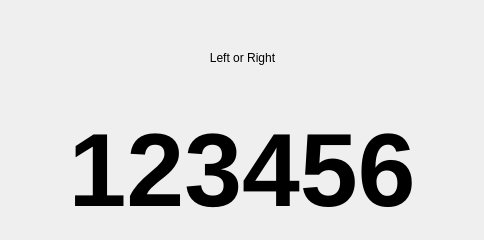
Old version of the form src/PageIndicator.ui in the repository ic005k/Knot-Legacy.
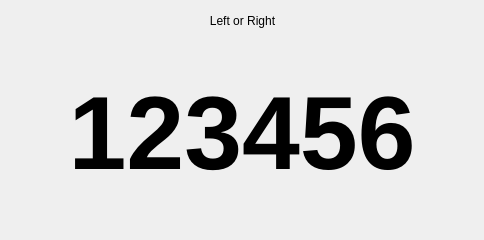
New version of the form.

```diff
--- a/src/PageIndicator.ui
+++ b/src/PageIndicator.ui
@@ -73,6 +73,12 @@
      </item>
      <item>
       <widget class="QLabel" name="lblPic">
+       <property name="sizePolicy">
+        <sizepolicy hsizetype="Preferred" vsizetype="Fixed">
+         <horstretch>0</horstretch>
+         <verstretch>0</verstretch>
+        </sizepolicy>
+       </property>
        <property name="text">
         <string>Left or Right</string>
        </property>
```
